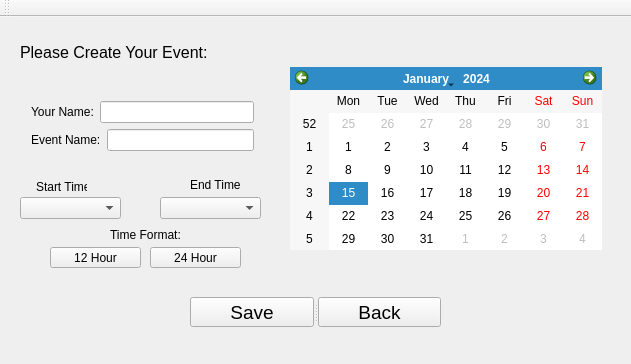
Qt form EventPlanner/eventadminmode.ui (lanegramling/EventPlanner_Project) before a commit.
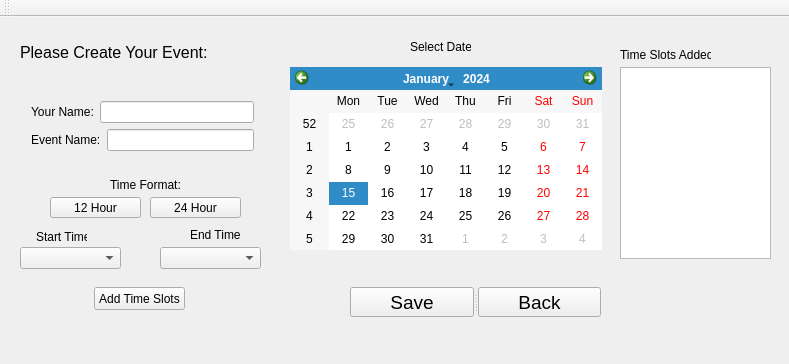
The same form after that commit.

Commit message: Added TimeSlot class to hold availabilty for each time slot.

Diff of the .ui file:
```diff
--- a/EventPlanner/eventadminmode.ui
+++ b/EventPlanner/eventadminmode.ui
@@ -6,7 +6,7 @@
    <rect>
     <x>0</x>
     <y>0</y>
-    <width>631</width>
+    <width>789</width>
     <height>364</height>
    </rect>
   </property>
@@ -41,8 +41,8 @@
    <widget class="QSplitter" name="splitter">
     <property name="geometry">
      <rect>
-      <x>190</x>
-      <y>280</y>
+      <x>350</x>
+      <y>270</y>
       <width>251</width>
       <height>30</height>
      </rect>
@@ -129,7 +129,7 @@
     <property name="geometry">
      <rect>
       <x>20</x>
-      <y>180</y>
+      <y>230</y>
       <width>101</width>
       <height>22</height>
      </rect>
@@ -139,7 +139,7 @@
     <property name="geometry">
      <rect>
       <x>160</x>
-      <y>180</y>
+      <y>230</y>
       <width>101</width>
       <height>22</height>
      </rect>
@@ -149,7 +149,7 @@
     <property name="geometry">
      <rect>
       <x>36</x>
-      <y>160</y>
+      <y>210</y>
       <width>51</width>
       <height>20</height>
      </rect>
@@ -162,7 +162,7 @@
     <property name="geometry">
      <rect>
       <x>190</x>
-      <y>160</y>
+      <y>210</y>
       <width>51</width>
       <height>16</height>
      </rect>
@@ -175,7 +175,7 @@
     <property name="geometry">
      <rect>
       <x>150</x>
-      <y>230</y>
+      <y>180</y>
       <width>91</width>
       <height>21</height>
      </rect>
@@ -188,7 +188,7 @@
     <property name="geometry">
      <rect>
       <x>50</x>
-      <y>230</y>
+      <y>180</y>
       <width>91</width>
       <height>21</height>
      </rect>
@@ -201,7 +201,7 @@
     <property name="geometry">
      <rect>
       <x>110</x>
-      <y>210</y>
+      <y>160</y>
       <width>71</width>
       <height>16</height>
      </rect>
@@ -210,19 +210,55 @@
      <string>Time Format:</string>
     </property>
    </widget>
-   <zorder>label_7</zorder>
-   <zorder>splitter</zorder>
-   <zorder>layoutWidget</zorder>
-   <zorder>calendarWidget</zorder>
-   <zorder>startTime</zorder>
-   <zorder>endTime</zorder>
-   <zorder>label_4</zorder>
-   <zorder>label_4</zorder>
-   <zorder>label_2</zorder>
-   <zorder>label_3</zorder>
-   <zorder>set24Hour</zorder>
-   <zorder>set12Hour</zorder>
-   <zorder>label_4</zorder>
+   <widget class="QListWidget" name="timeSlotsWidget">
+    <property name="geometry">
+     <rect>
+      <x>620</x>
+      <y>50</y>
+      <width>151</width>
+      <height>192</height>
+     </rect>
+    </property>
+   </widget>
+   <widget class="QLabel" name="label_5">
+    <property name="geometry">
+     <rect>
+      <x>620</x>
+      <y>30</y>
+      <width>91</width>
+      <height>16</height>
+     </rect>
+    </property>
+    <property name="text">
+     <string>Time Slots Added:</string>
+    </property>
+   </widget>
+   <widget class="QPushButton" name="addTimeSlots">
+    <property name="geometry">
+     <rect>
+      <x>94</x>
+      <y>270</y>
+      <width>91</width>
+      <height>23</height>
+     </rect>
+    </property>
+    <property name="text">
+     <string>Add Time Slots</string>
+    </property>
+   </widget>
+   <widget class="QLabel" name="label_6">
+    <property name="geometry">
+     <rect>
+      <x>410</x>
+      <y>20</y>
+      <width>61</width>
+      <height>20</height>
+     </rect>
+    </property>
+    <property name="text">
+     <string>Select Date</string>
+    </property>
+   </widget>
   </widget>
   <widget class="QMenuBar" name="menuBar">
    <property name="geometry">
```
Left out of the diff: 5 changed lines with no effect on the pictures. The commit also changes 10 other files.
